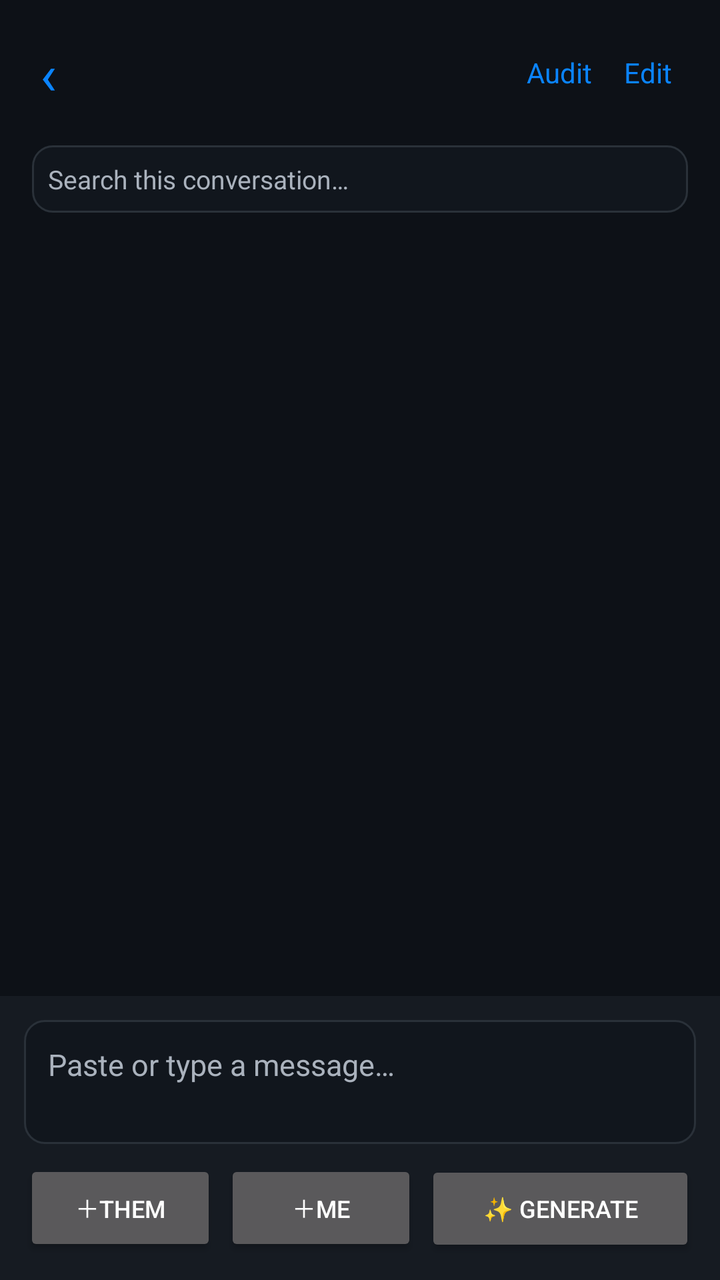
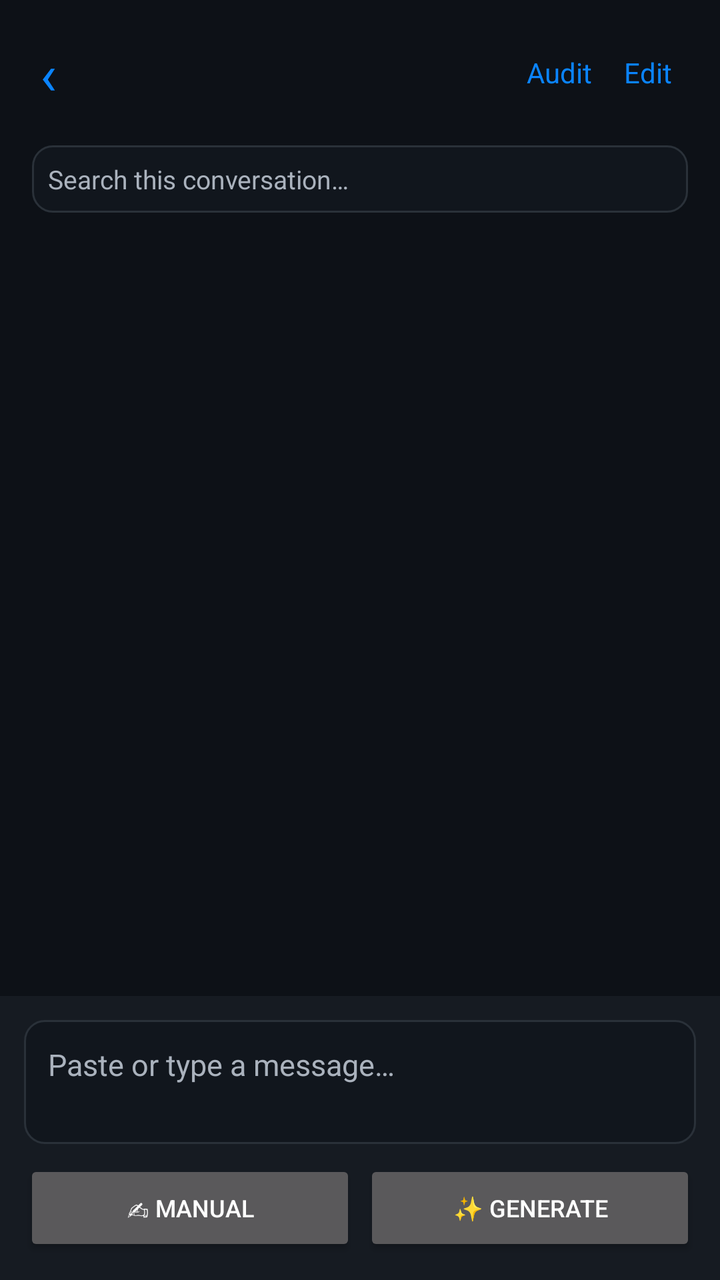

Screens rendered from an Android XML layout before and after an edit, with the pre-edit source and the edit as a unified diff.
<!-- AndroidManifest.xml: application theme ReplyMateTheme -->
<!-- res/layout/activity_conversation.xml -->
<?xml version="1.0" encoding="utf-8"?>
<LinearLayout xmlns:android="http://schemas.android.com/apk/res/android"
    android:layout_width="match_parent"
    android:layout_height="match_parent"
    android:orientation="vertical"
    android:background="@color/bg">

    <LinearLayout
        android:layout_width="match_parent"
        android:layout_height="wrap_content"
        android:orientation="horizontal"
        android:gravity="center_vertical"
        android:padding="16dp">

        <TextView
            android:id="@+id/back_btn"
            android:layout_width="wrap_content"
            android:layout_height="wrap_content"
            android:text="‹"
            android:textColor="@color/accent"
            android:textSize="28sp"
            android:paddingRight="12dp"
            android:paddingLeft="4dp" />

        <LinearLayout
            android:layout_width="0dp"
            android:layout_height="wrap_content"
            android:layout_weight="1"
            android:orientation="vertical">

            <TextView
                android:id="@+id/conv_name"
                android:layout_width="wrap_content"
                android:layout_height="wrap_content"
                android:textColor="@color/text_primary"
                android:textSize="18sp"
                android:textStyle="bold" />

            <TextView
                android:id="@+id/conv_rel"
                android:layout_width="wrap_content"
                android:layout_height="wrap_content"
                android:textColor="@color/text_dim"
                android:textSize="12sp" />
        </LinearLayout>

        <TextView
            android:id="@+id/audit_btn"
            android:layout_width="wrap_content"
            android:layout_height="wrap_content"
            android:text="Audit"
            android:textColor="@color/accent"
            android:textSize="14sp"
            android:padding="8dp" />

        <TextView
            android:id="@+id/edit_btn"
            android:layout_width="wrap_content"
            android:layout_height="wrap_content"
            android:text="Edit"
            android:textColor="@color/accent"
            android:textSize="14sp"
            android:padding="8dp" />
    </LinearLayout>

    <EditText
        android:id="@+id/conv_search"
        android:layout_width="match_parent"
        android:layout_height="wrap_content"
        android:layout_marginLeft="16dp"
        android:layout_marginRight="16dp"
        android:layout_marginBottom="6dp"
        android:hint="@string/conv_search_hint"
        android:textColorHint="@color/text_dim"
        android:textColor="@color/text_primary"
        android:textSize="13sp"
        android:background="@drawable/bg_field"
        android:padding="8dp"
        android:singleLine="true"
        android:inputType="text" />

    <ScrollView
        android:id="@+id/conv_scroll"
        android:layout_width="match_parent"
        android:layout_height="0dp"
        android:layout_weight="1"
        android:paddingLeft="16dp"
        android:paddingRight="16dp">

        <LinearLayout
            android:layout_width="match_parent"
            android:layout_height="wrap_content"
            android:orientation="vertical">

            <LinearLayout
                android:id="@+id/msg_list"
                android:layout_width="match_parent"
                android:layout_height="wrap_content"
                android:orientation="vertical" />

            <TextView
                android:id="@+id/drafts_header"
                android:layout_width="match_parent"
                android:layout_height="wrap_content"
                android:layout_marginTop="16dp"
                android:text="AI drafts"
                android:textColor="@color/text_dim"
                android:textSize="13sp"
                android:visibility="gone" />

            <LinearLayout
                android:id="@+id/draft_list"
                android:layout_width="match_parent"
                android:layout_height="wrap_content"
                android:orientation="vertical" />
        </LinearLayout>
    </ScrollView>

    <TextView
        android:id="@+id/gen_status"
        android:layout_width="match_parent"
        android:layout_height="wrap_content"
        android:paddingLeft="16dp"
        android:paddingRight="16dp"
        android:paddingBottom="4dp"
        android:textColor="@color/accent"
        android:textSize="12sp"
        android:visibility="gone" />

    <LinearLayout
        android:layout_width="match_parent"
        android:layout_height="wrap_content"
        android:orientation="vertical"
        android:background="@color/card"
        android:padding="12dp">

        <EditText
            android:id="@+id/msg_input"
            android:layout_width="match_parent"
            android:layout_height="wrap_content"
            android:hint="Paste or type a message…"
            android:textColorHint="@color/text_dim"
            android:textColor="@color/text_primary"
            android:textSize="15sp"
            android:background="@drawable/bg_field"
            android:padding="12dp"
            android:minLines="2"
            android:maxLines="5"
            android:gravity="top"
            android:inputType="textMultiLine|textCapSentences" />

        <LinearLayout
            android:layout_width="match_parent"
            android:layout_height="wrap_content"
            android:orientation="horizontal"
            android:layout_marginTop="8dp">

            <Button
                android:id="@+id/btn_them"
                android:layout_width="0dp"
                android:layout_height="wrap_content"
                android:layout_weight="1"
                android:layout_marginRight="4dp"
                android:text="＋them"
                android:textSize="12sp" />

            <Button
                android:id="@+id/btn_me"
                android:layout_width="0dp"
                android:layout_height="wrap_content"
                android:layout_weight="1"
                android:layout_marginRight="4dp"
                android:text="＋me"
                android:textSize="12sp" />

            <Button
                android:id="@+id/btn_gen"
                android:layout_width="0dp"
                android:layout_height="wrap_content"
                android:layout_weight="1.4"
                android:text="✨ Generate"
                android:textSize="12sp" />
        </LinearLayout>
    </LinearLayout>

</LinearLayout>
<!-- resources referenced by this layout -->
<resources>
  <color name="accent">#0A84FF</color>
  <color name="bg">#0D1117</color>
  <color name="card">#161B22</color>
  <color name="text_dim">#AAB2BD</color>
  <color name="text_primary">#FFFFFF</color>
  <!-- drawable bg_field (drawable) -->
  <?xml version="1.0" encoding="utf-8"?>
  <shape xmlns:android="http://schemas.android.com/apk/res/android" android:shape="rectangle">
      <solid android:color="#11161D" />
      <stroke android:width="1dp" android:color="#2A3139" />
      <corners android:radius="10dp" />
  </shape>
  <string name="conv_search_hint">Search this conversation…</string>
  <style name="ReplyMateTheme" parent="android:style/Theme.Material.NoActionBar">
          <item name="android:windowBackground">@color/bg</item>
          <item name="android:colorAccent">@color/accent</item>
          <item name="android:statusBarColor">@color/bg</item>
          <item name="android:navigationBarColor">@color/bg</item>
          <item name="android:textColorPrimary">@color/text_primary</item>
      </style>
</resources>

<!-- the commit's change to res/layout/activity_conversation.xml (unified diff, before → after) -->
@@ -156,28 +156,19 @@
             android:layout_marginTop="8dp">
 
             <Button
-                android:id="@+id/btn_them"
+                android:id="@+id/btn_manual"
                 android:layout_width="0dp"
                 android:layout_height="wrap_content"
                 android:layout_weight="1"
                 android:layout_marginRight="4dp"
-                android:text="＋them"
-                android:textSize="12sp" />
-
-            <Button
-                android:id="@+id/btn_me"
-                android:layout_width="0dp"
-                android:layout_height="wrap_content"
-                android:layout_weight="1"
-                android:layout_marginRight="4dp"
-                android:text="＋me"
+                android:text="✍ Manual"
                 android:textSize="12sp" />
 
             <Button
                 android:id="@+id/btn_gen"
                 android:layout_width="0dp"
                 android:layout_height="wrap_content"
-                android:layout_weight="1.4"
+                android:layout_weight="1"
                 android:text="✨ Generate"
                 android:textSize="12sp" />
         </LinearLayout>
